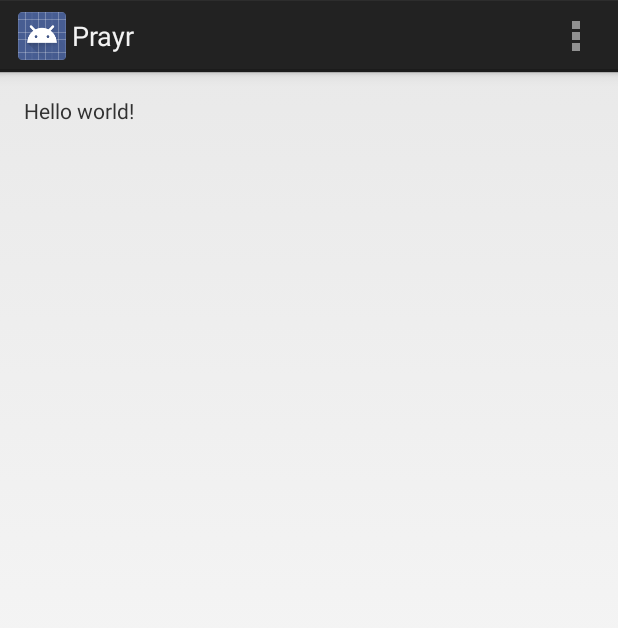
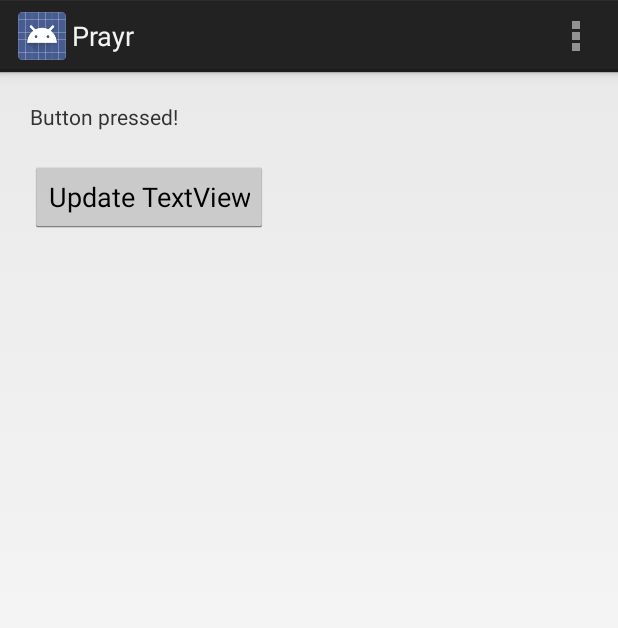
Before and after one commit to asaphy/prayr, an Android app: the screen it shows after launch (MainActivity), in the options menu, after a tap on "Settings", on a phone screen of 412 x 824 dp. Shown: the top 628 px of the screen. Run offline under Robolectric (Android 15) with nearby library versions, the phone set to English and light mode, and no system bars.

Commit message:
added button

```diff
--- a/Android/Prayr/app/src/main/java/com/asaphyuan/prayr/MainActivity.java
+++ b/Android/Prayr/app/src/main/java/com/asaphyuan/prayr/MainActivity.java
@@ -4,14 +4,31 @@ import android.app.Activity;
 import android.os.Bundle;
 import android.view.Menu;
 import android.view.MenuItem;
+import android.view.View;
+import android.widget.Button;
+import android.widget.TextView;
 
 
-public class MainActivity extends Activity {
+public class MainActivity extends Activity implements View.OnClickListener {
+
+    TextView mainTextView;
+    Button mainButton;
+
 
     @Override
     protected void onCreate(Bundle savedInstanceState) {
         super.onCreate(savedInstanceState);
         setContentView(R.layout.activity_main);
+
+        // 1. Access the TextView defined in layout XML
+        // and then set its text
+        mainTextView = (TextView) findViewById(R.id.main_textview);
+        mainTextView.setText("Set in Java!");
+
+        // 2. Access the Button defined in layout XML
+        // and listen for it here
+        mainButton = (Button) findViewById(R.id.main_button);
+        mainButton.setOnClickListener(this);
     }
 
 
@@ -23,17 +40,8 @@ public class MainActivity extends Activity {
     }
 
     @Override
-    public boolean onOptionsItemSelected(MenuItem item) {
-        // Handle action bar item clicks here. The action bar will
-        // automatically handle clicks on the Home/Up button, so long
-        // as you specify a parent activity in AndroidManifest.xml.
-        int id = item.getItemId();
-
-        //noinspection SimplifiableIfStatement
-        if (id == R.id.action_settings) {
-            return true;
-        }
-
-        return super.onOptionsItemSelected(item);
+    public void onClick(View view) {
+        // Test the Button
+        mainTextView.setText("Button pressed!");
     }
 }
--- a/Android/Prayr/app/src/main/res/layout/activity_main.xml
+++ b/Android/Prayr/app/src/main/res/layout/activity_main.xml
@@ -1,11 +1,25 @@
-<RelativeLayout xmlns:android="http://schemas.android.com/apk/res/android"
-    xmlns:tools="http://schemas.android.com/tools" android:layout_width="match_parent"
-    android:layout_height="match_parent" android:paddingLeft="@dimen/activity_horizontal_margin"
-    android:paddingRight="@dimen/activity_horizontal_margin"
-    android:paddingTop="@dimen/activity_vertical_margin"
-    android:paddingBottom="@dimen/activity_vertical_margin" tools:context=".MainActivity">
+<LinearLayout xmlns:android="http://schemas.android.com/apk/res/android"
+    xmlns:tools="http://schemas.android.com/tools"
+    android:layout_width="match_parent"
+    android:layout_height="match_parent"
+    android:orientation="vertical"
+    tools:context=".MainActivity">
 
-    <TextView android:text="@string/hello_world" android:layout_width="wrap_content"
-        android:layout_height="wrap_content" />
+    <TextView
+        android:id="@+id/main_textview"
+        android:layout_width="wrap_content"
+        android:layout_height="wrap_content"
+        android:layout_marginLeft="20dp"
+        android:layout_marginTop="20dp"
+        android:text="@string/textview"/>
 
-</RelativeLayout>
+    <!-- Set OnClickListener to trigger results when pressed -->
+    <Button
+        android:id="@+id/main_button"
+        android:layout_width="wrap_content"
+        android:layout_height="wrap_content"
+        android:layout_marginTop="20dp"
+        android:layout_marginLeft="20dp"
+        android:text="@string/button" />
+
+</LinearLayout>
--- a/Android/Prayr/app/src/main/res/values/strings.xml
+++ b/Android/Prayr/app/src/main/res/values/strings.xml
@@ -2,7 +2,8 @@
 <resources>
 
     <string name="app_name">Prayr</string>
-    <string name="hello_world">Hello world!</string>
+    <string name="textview">Asaph is learning android!</string>
     <string name="action_settings">Settings</string>
+    <string name="button">Update TextView</string>
 
 </resources>
```
Also changed, not shown: 2 other files.
